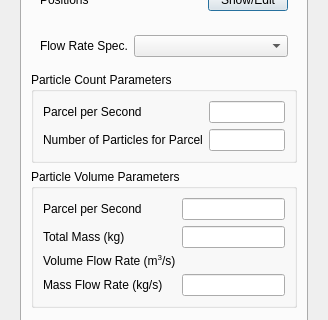
First picture: the form in baramFlow/view/setup/models/DPM/injection_dialog.ui, repository nextfoam/baram, before the edit; both pictures show x 0 to 328 and y 243 to 563 of the 328 by 1093 pixel window.
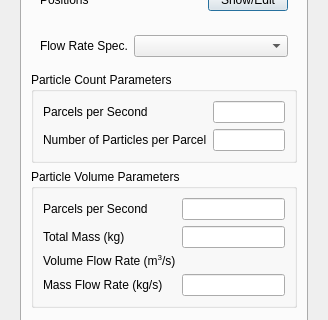
Second picture: the form after the edit. Custom widgets are drawn as their Qt base class.

The edit to the form file:
```diff
--- a/baramFlow/view/setup/models/DPM/injection_dialog.ui
+++ b/baramFlow/view/setup/models/DPM/injection_dialog.ui
@@ -163,7 +163,7 @@
                 <item row="0" column="0">
                  <widget class="QLabel" name="label_12">
                   <property name="text">
-                   <string>Parcel per Second</string>
+                   <string>Parcels per Second</string>
                   </property>
                  </widget>
                 </item>
@@ -173,7 +173,7 @@
                 <item row="1" column="0">
                  <widget class="QLabel" name="label_13">
                   <property name="text">
-                   <string>Number of Particles for Parcel</string>
+                   <string>Number of Particles per Parcel</string>
                   </property>
                  </widget>
                 </item>
@@ -192,7 +192,7 @@
                 <item row="0" column="0">
                  <widget class="QLabel" name="label_14">
                   <property name="text">
-                   <string>Parcel per Second</string>
+                   <string>Parcels per Second</string>
                   </property>
                  </widget>
                 </item>
```
Left out of the diff: 2 changed lines with no effect on the pictures.
